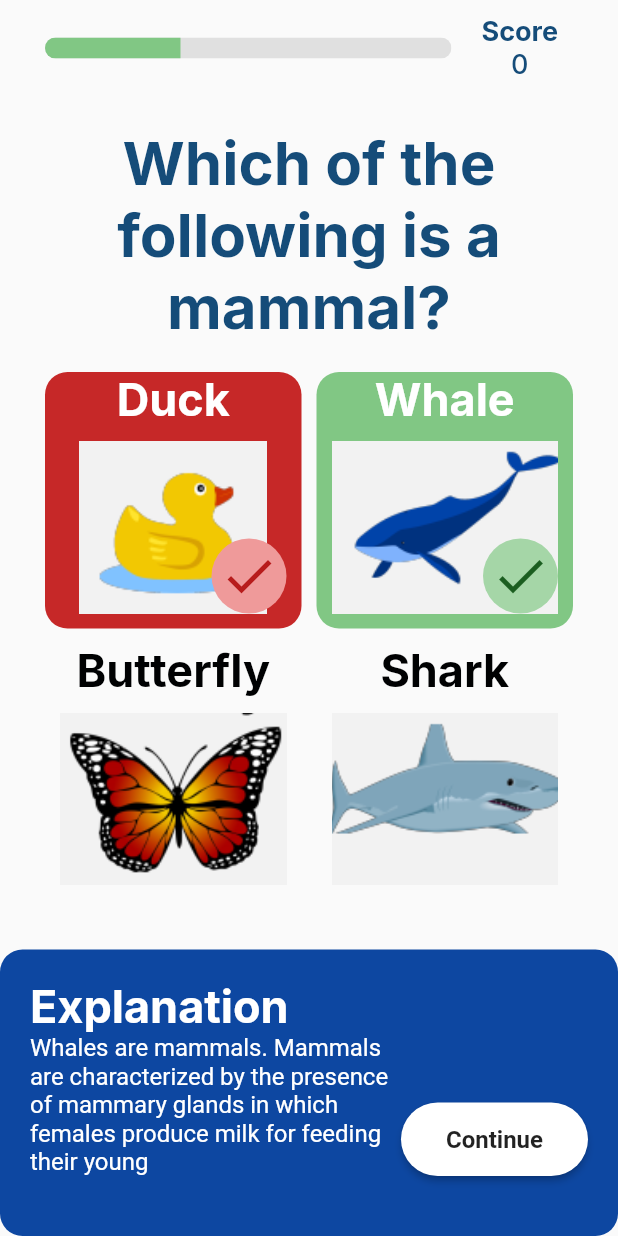
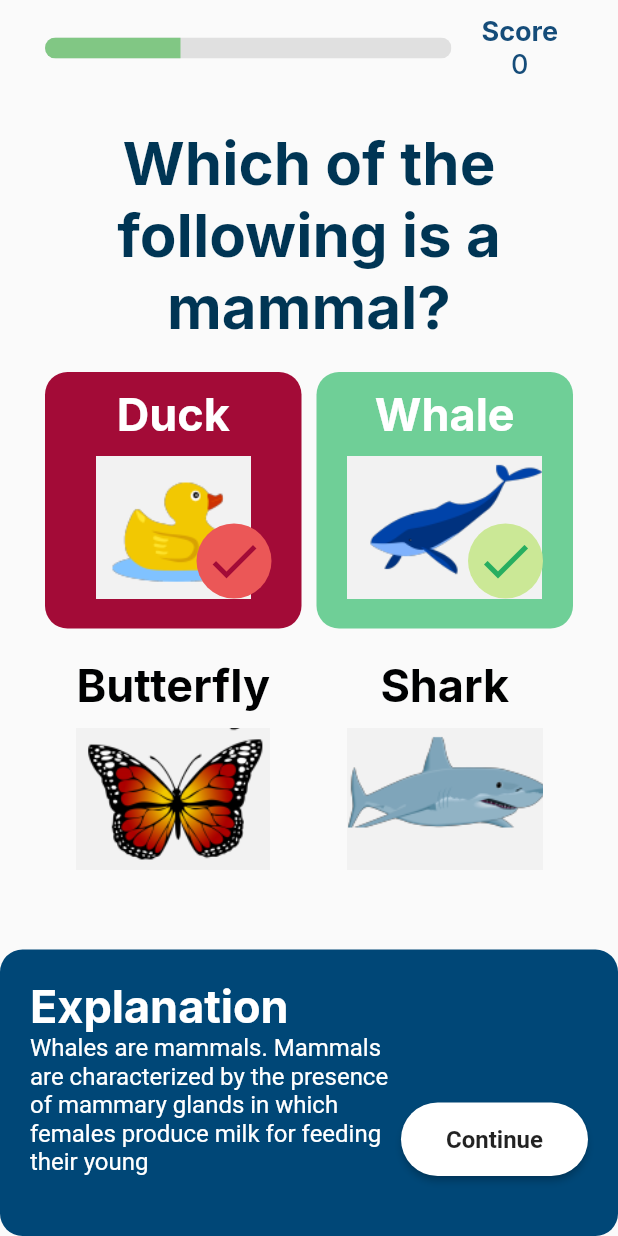
Before and after one commit to winsonhys/bluente-technical, a Flutter app: the screen it shows after launch, after a tap on "Duck", on a phone screen of 412 x 824 dp. Run offline on Flutter 3.47's test engine with Material 2 defaults, Android fonts, the phone set to English and light mode, and no system bars; our stand-ins replace flutter_bloc, flutter_hooks, get, google_fonts.

Commit message:
fix: colors according to design

```diff
--- a/lib/main.dart
+++ b/lib/main.dart
@@ -30,7 +30,7 @@ class MyApp extends StatelessWidget {
             headline4: TextStyle(
                 fontSize: 40,
                 fontWeight: FontWeight.bold,
-                color: Color(0xff154c79)))),
+                color: Color.fromRGBO(0, 53, 84, 1)))),
         primarySwatch: Colors.blue,
       ),
       initialRoute: "/",
--- a/lib/questionnaire/presentation/explanation/explanation_card.dart
+++ b/lib/questionnaire/presentation/explanation/explanation_card.dart
@@ -14,7 +14,7 @@ class ExplanationCard extends StatelessWidget {
         padding: const EdgeInsets.fromLTRB(20, 20, 20, 40),
         decoration: BoxDecoration(
           borderRadius: BorderRadius.circular(15),
-          color: Colors.blue.shade900,
+          color: const Color.fromRGBO(0, 71, 119, 1),
         ),
         child: Column(
           crossAxisAlignment: CrossAxisAlignment.start,
--- a/lib/questionnaire/presentation/questions/widgets/answer.dart
+++ b/lib/questionnaire/presentation/questions/widgets/answer.dart
@@ -10,12 +10,15 @@ class _PostSelectionColors {
 
   Color get textColor => Colors.white;
   // TODO: Replace with correct colors
-  Color get checkContainerColor =>
-      _isCorrect ? Colors.green.shade200 : Colors.red.shade200;
-  Color get checkColor =>
-      _isCorrect ? Colors.green.shade900 : Colors.red.shade900;
-  Color? get fillColor =>
-      _isCorrect ? Colors.green.shade300 : Colors.red.shade800;
+  Color get checkContainerColor => _isCorrect
+      ? const Color.fromRGBO(203, 232, 150, 1)
+      : const Color.fromRGBO(235, 87, 87, 1);
+  Color get checkColor => _isCorrect
+      ? const Color.fromRGBO(39, 174, 96, 1)
+      : const Color.fromRGBO(163, 11, 55, 1);
+  Color? get fillColor => _isCorrect
+      ? const Color.fromRGBO(111, 207, 151, 1)
+      : const Color.fromRGBO(163, 11, 55, 1);
 }
 
 class Answer extends StatefulWidget {
@@ -67,6 +70,7 @@ class _AnswerState extends State<Answer> {
         });
       },
       child: Container(
+          padding: const EdgeInsets.all(10),
           decoration: BoxDecoration(
               color: showPostSelection ? selectionColors.fillColor : null,
               borderRadius: BorderRadius.circular(15)),
--- a/lib/result/result.dart
+++ b/lib/result/result.dart
@@ -41,9 +41,9 @@ class Result extends StatelessWidget {
                   Get.toNamed("/");
                 },
                 style: ElevatedButton.styleFrom(
-                  shape: const StadiumBorder(),
-                  padding: const EdgeInsets.symmetric(vertical: 30),
-                ),
+                    shape: const StadiumBorder(),
+                    padding: const EdgeInsets.symmetric(vertical: 30),
+                    primary: const Color.fromRGBO(86, 204, 242, 1)),
                 child: Text(
                   "Restart",
                   style: GoogleFonts.inter(
```
Also changed, not shown: 458 other files.
